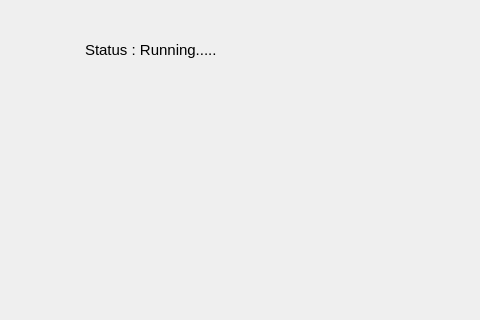
Qt form Greyform-linux-ros1/Python_Application/UI_Design/mainframe.ui (mokzhizhuan/GreyForm_UIs) before a commit; both pictures show x 105 to 585 and y 161 to 481 of the 800 by 600 pixel window.
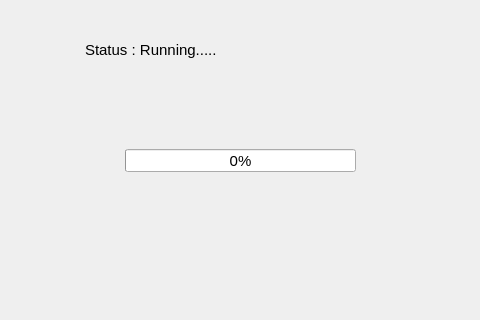
The same form after that commit. The open tabs and pages were chosen to show the change.

```diff
--- a/Greyform-linux-ros1/Python_Application/UI_Design/mainframe.ui
+++ b/Greyform-linux-ros1/Python_Application/UI_Design/mainframe.ui
@@ -303,6 +303,19 @@
        <string>Status : Running.....</string>
       </property>
      </widget>
+     <widget class="QProgressBar" name="scanprogressBar">
+      <property name="geometry">
+       <rect>
+        <x>230</x>
+        <y>310</y>
+        <width>231</width>
+        <height>23</height>
+       </rect>
+      </property>
+      <property name="value">
+       <number>0</number>
+      </property>
+     </widget>
     </widget>
     <widget class="QWidget" name="page_3">
      <property name="sizePolicy">
```
